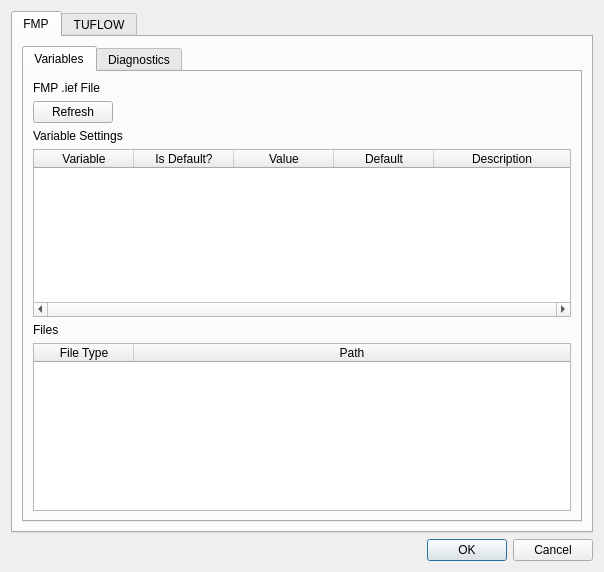
duncan-r/ModCheck, file mod_check/forms/ui_runvariables_check_dialog.ui: the form before one commit.
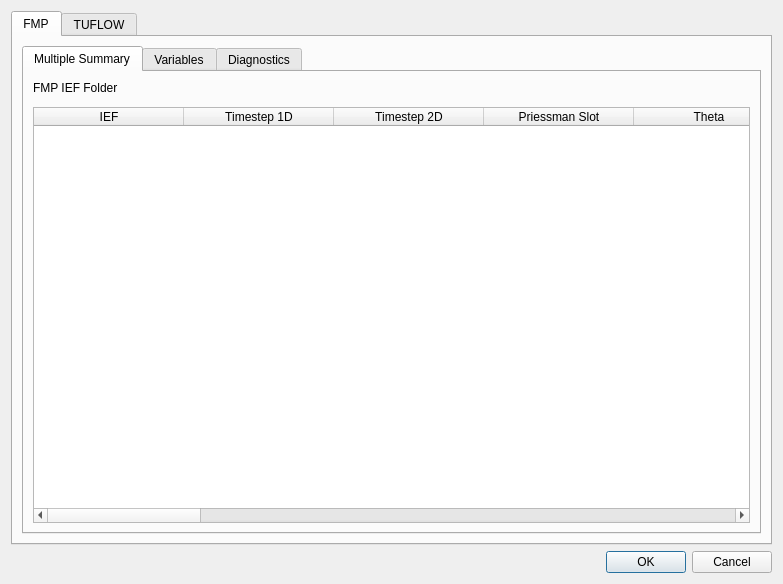
The form after the commit. Custom widgets are drawn as their Qt base class.

Commit message: Add multiple ief load and view to variables check.

Diff of the .ui file:
```diff
--- a/mod_check/forms/ui_runvariables_check_dialog.ui
+++ b/mod_check/forms/ui_runvariables_check_dialog.ui
@@ -6,8 +6,8 @@
    <rect>
     <x>0</x>
     <y>0</y>
-    <width>604</width>
-    <height>572</height>
+    <width>783</width>
+    <height>584</height>
    </rect>
   </property>
   <property name="windowTitle">
@@ -35,6 +35,123 @@
          <property name="currentIndex">
           <number>0</number>
          </property>
+         <widget class="QWidget" name="multipleCheck">
+          <attribute name="title">
+           <string>Multiple Summary</string>
+          </attribute>
+          <layout class="QVBoxLayout" name="verticalLayout_8">
+           <item>
+            <widget class="QLabel" name="label_12">
+             <property name="text">
+              <string>FMP IEF Folder</string>
+             </property>
+            </widget>
+           </item>
+           <item>
+            <widget class="QgsFileWidget" name="fmpIefFolderFileWidget"/>
+           </item>
+           <item>
+            <widget class="QTableWidget" name="fmpMultipleSummaryTable">
+             <attribute name="horizontalHeaderDefaultSectionSize">
+              <number>150</number>
+             </attribute>
+             <attribute name="horizontalHeaderStretchLastSection">
+              <bool>true</bool>
+             </attribute>
+             <column>
+              <property name="text">
+               <string>IEF</string>
+              </property>
+             </column>
+             <column>
+              <property name="text">
+               <string>Timestep 1D</string>
+              </property>
+             </column>
+             <column>
+              <property name="text">
+               <string>Timestep 2D</string>
+              </property>
+             </column>
+             <column>
+              <property name="text">
+               <string>Priessman Slot</string>
+              </property>
+             </column>
+             <column>
+              <property name="text">
+               <string>Theta</string>
+              </property>
+             </column>
+             <column>
+              <property name="text">
+               <string>Alpha</string>
+              </property>
+             </column>
+             <column>
+              <property name="text">
+               <string>Qtol</string>
+              </property>
+             </column>
+             <column>
+              <property name="text">
+               <string>Htol</string>
+              </property>
+             </column>
+             <column>
+              <property name="text">
+               <string>DFlood</string>
+              </property>
+             </column>
+             <column>
+              <property name="text">
+               <string>Max Iter</string>
+              </property>
+             </column>
+             <column>
+              <property name="text">
+               <string>Min Iter</string>
+              </property>
+             </column>
+             <column>
+              <property name="text">
+               <string>Matrix Dummy</string>
+              </property>
+             </column>
+             <column>
+              <property name="text">
+               <string>Global Matrix Dummy</string>
+              </property>
+             </column>
+             <column>
+              <property name="text">
+               <string>Double Precision 1D</string>
+              </property>
+             </column>
+             <column>
+              <property name="text">
+               <string>2D Scheme</string>
+              </property>
+             </column>
+             <column>
+              <property name="text">
+               <string>Double Precision 2D</string>
+              </property>
+             </column>
+             <column>
+              <property name="text">
+               <string>2D Run Options</string>
+              </property>
+             </column>
+             <column>
+              <property name="text">
+               <string>Full Path</string>
+              </property>
+             </column>
+            </widget>
+           </item>
+          </layout>
+         </widget>
          <widget class="QWidget" name="fmpVariablesTab">
           <attribute name="title">
            <string>Variables</string>
```
The commit also changes 3 other files.
